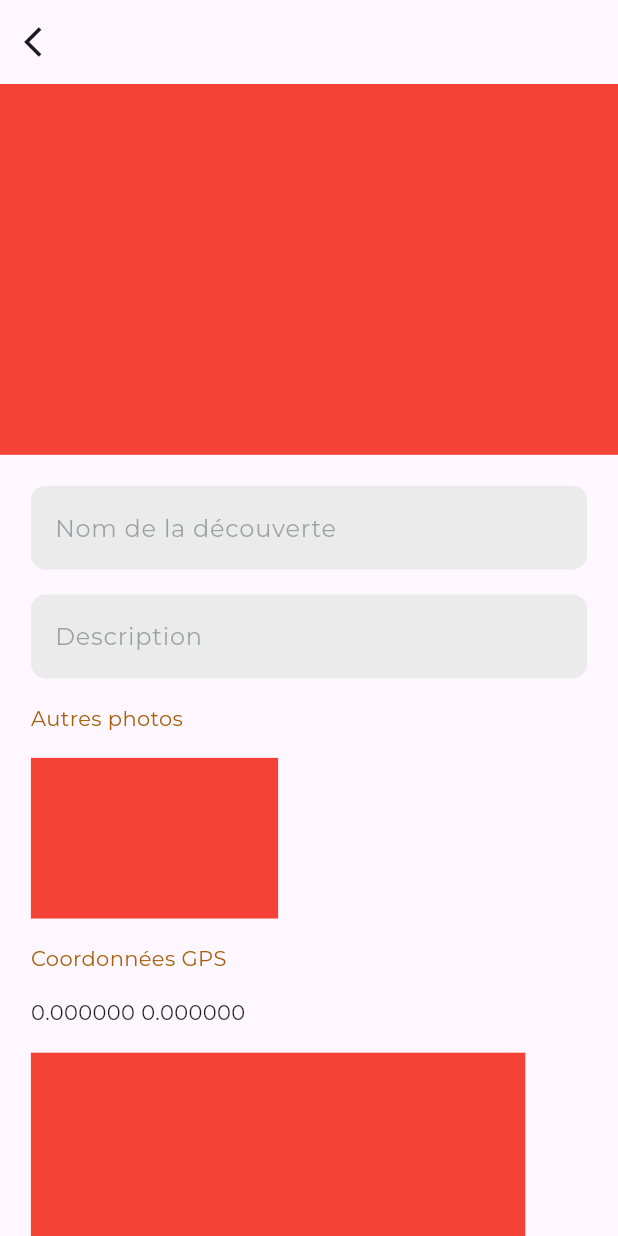
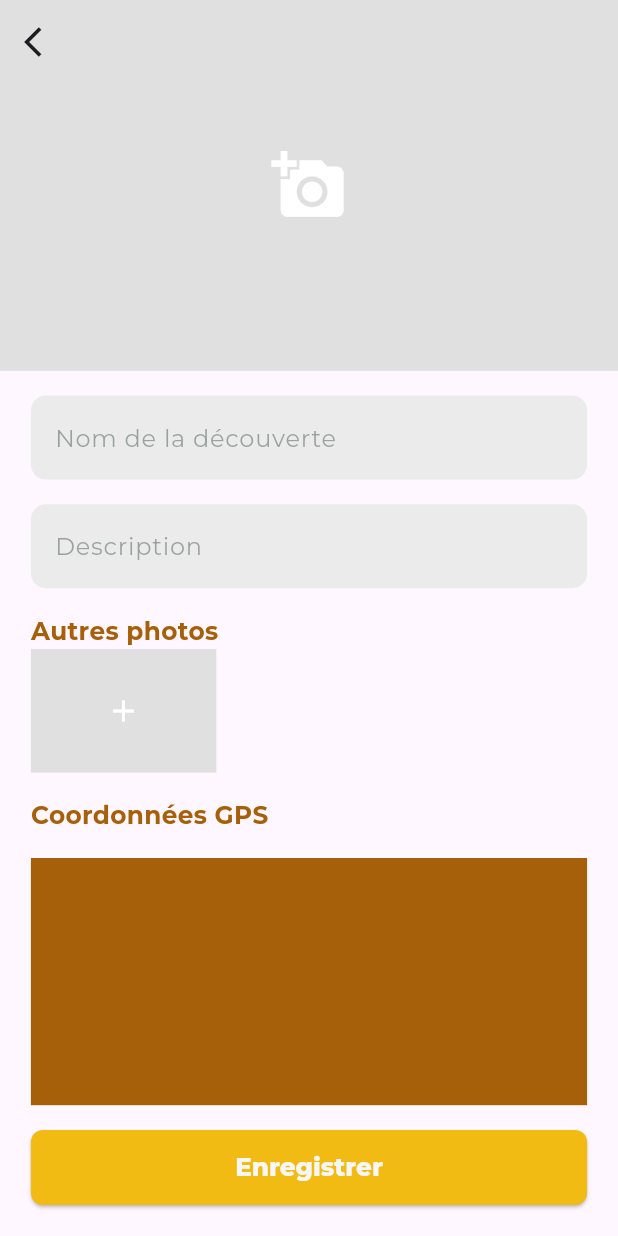
Before and after one commit to Adrizen89/SEEKER, a Flutter app: the MarkerDetailScreen screen opened directly with empty values, on a phone screen of 412 x 824 dp. Run offline on Flutter 3.47's test engine with Material 3 defaults, Android fonts, the phone set to English and light mode, and no system bars; our stand-ins replace cloud_firestore, firebase_auth, firebase_core, firebase_storage, flutter_map, geolocator and 3 more; accounts and stored records are empty.

Commit message:
Add function for add img and other img

```diff
--- a/seeker_app/lib/services/map/map_services.dart
+++ b/seeker_app/lib/services/map/map_services.dart
@@ -12,6 +12,7 @@ class MapService {
     required String title,
     required String description,
     required LatLng position,
+    required List<String> imgUrls,
   }) async {
     String? userId = FirebaseAuth.instance.currentUser?.uid;
     if (userId == null) throw Exception('Utilisateur non connecté');
@@ -23,6 +24,7 @@ class MapService {
       'latitude': position.latitude,
       'longitude': position.longitude,
       'timestamp': FieldValue.serverTimestamp(),
+      'imgUrls': imgUrls,
     });
   }
 
--- a/seeker_app/lib/views/map/marker_detail_screen.dart
+++ b/seeker_app/lib/views/map/marker_detail_screen.dart
@@ -1,10 +1,16 @@
 import 'package:flutter/material.dart';
+import 'package:image_picker/image_picker.dart';
 import 'package:seeker_app/constants/colors.dart';
 import 'package:seeker_app/constants/size.dart';
+import 'package:seeker_app/providers/user_data_provider.dart';
+import 'package:seeker_app/services/image_selector.dart';
 import 'package:seeker_app/services/map/map_services.dart';
 import 'package:seeker_app/widgets/custom_buttons.dart';
+import 'package:seeker_app/widgets/custom_text.dart';
 import 'package:seeker_app/widgets/custom_textfield.dart';
 import 'package:latlong2/latlong.dart';
+import 'dart:io';
+import 'package:provider/provider.dart';
 
 class MarkerDetailScreen extends StatefulWidget {
   final LatLng position;
@@ -18,26 +24,75 @@ class _MarkerDetailScreenState extends State<MarkerDetailScreen> {
   final TextEditingController _titleController = TextEditingController();
   final TextEditingController _descriptionController = TextEditingController();
   final MapService _mapService = MapService();
+  final ImageSelector _imageSelector = ImageSelector();
+  File? _image;
+  List<File> additionalImages = [];
+  final ImagePicker _picker = ImagePicker();
+
+  Future<void> _pickAndSetImage() async {
+    final XFile? selectedImage =
+        await _picker.pickImage(source: ImageSource.gallery);
+    if (selectedImage != null) {
+      setState(() {
+        _image = File(selectedImage.path);
+      });
+    }
+  }
+
+  Future<void> _pickAdditionalImage() async {
+    final XFile? selectedImage =
+        await _picker.pickImage(source: ImageSource.gallery);
+    if (selectedImage != null) {
+      setState(() {
+        additionalImages.add(File(selectedImage.path));
+      });
+    }
+  }
+
+  Future<String?> _uploadImage(File image) async {
+    String userId =
+        Provider.of<UserProvider>(context, listen: false).userProfile.uid;
+    String? imageUrl = await _imageSelector.uploadImage(image, userId);
+    return imageUrl;
+  }
 
   void _saveMarker() async {
+    if (_titleController.text.isEmpty || _descriptionController.text.isEmpty) {
+      ScaffoldMessenger.of(context).showSnackBar(SnackBar(
+          content: Text("Le titre et la description sont nécessaires.")));
+      return;
+    }
+
+    List<String> imgUrls = [];
+    if (_image != null) {
+      String? imageUrl = await _uploadImage(_image!);
+      if (imageUrl != null) imgUrls.add(imageUrl);
+    }
+
+    for (File image in additionalImages) {
+      String? imageUrl = await _uploadImage(image);
+      if (imageUrl != null) imgUrls.add(imageUrl);
+    }
+
     try {
       await _mapService.saveMarker(
           title: _titleController.text,
           description: _descriptionController.text,
           position: widget.position,
-      );
+          imgUrls: imgUrls);
       Navigator.pop(context);
     } catch (e) {
-      ScaffoldMessenger.of(context).showSnackBar(
-        SnackBar(content: Text(e.toString())),
-      );
+      ScaffoldMessenger.of(context)
+          .showSnackBar(SnackBar(content: Text(e.toString())));
     }
   }
 
   @override
   Widget build(BuildContext context) {
     return Scaffold(
+      extendBodyBehindAppBar: true,
       appBar: AppBar(
+        backgroundColor: Colors.transparent,
         elevation: 0,
         leading: IconButton(
             onPressed: () {
@@ -47,79 +102,102 @@ class _MarkerDetailScreenState extends State<MarkerDetailScreen> {
       ),
       body: SingleChildScrollView(
         child: Column(
-            mainAxisAlignment: MainAxisAlignment.spaceBetween,
+          crossAxisAlignment: CrossAxisAlignment.start,
           children: [
-              // Image
-              Container(
-                color: Colors.red,
-                width: SizeConfig.screenWidth * 1,
+            InkWell(
+              onTap: _pickAndSetImage,
+              child: Container(
                 height: SizeConfig.screenHeight * 0.3,
+                width: double.infinity,
+                decoration: BoxDecoration(
+                  color: Colors.grey[300],
+                  image: _image != null
+                      ? DecorationImage(
+                          image: FileImage(_image!),
+                          fit: BoxFit.cover,
+                        )
+                      : null,
+                ),
+                child: _image == null
+                    ? Icon(Icons.add_a_photo, size: 50, color: Colors.white)
+                    : SizedBox(),
+              ),
             ),
             Padding(
-                padding: EdgeInsets.all(SizeConfig.customPadding()),
+              padding: EdgeInsets.only(
+                  right: SizeConfig.customPadding(),
+                  left: SizeConfig.customPadding()),
               child: Column(
                 crossAxisAlignment: CrossAxisAlignment.start,
                 children: [
-                    // Titre
+                  SizedBox(height: SizeConfig.customSizeBox()),
                   CustomTextField(
                     hintText: 'Nom de la découverte',
+                    controller: _titleController,
+                  ),
+                  SizedBox(height: SizeConfig.customSizeBox()),
+                  CustomTextField(
+                    hintText: 'Description',
+                    controller: _descriptionController,
+                  ),
+                  SizedBox(height: SizeConfig.customSizeBox()),
+                  CustomTitle(
+                    title: 'Autres photos',
+                    color: ColorSelect.lastColor,
+                    fontsize: SizeConfig.screenWidth * 0.04,
                   ),
                   SizedBox(
-                      height: SizeConfig.customSizeBox(),
+                    height: SizeConfig.screenHeight * 0.1,
+                    child: ListView.builder(
+                      scrollDirection: Axis.horizontal,
+                      itemCount: additionalImages.length +
+                          1, // Add one for the add button
+                      itemBuilder: (context, index) {
+                        if (index == additionalImages.length) {
+                          // This is the add button
+                          return GestureDetector(
+                            onTap: _pickAdditionalImage,
+                            child: Container(
+                              width: SizeConfig.screenWidth * 0.3,
+                              decoration: BoxDecoration(
+                                color: Colors.grey[300],
                               ),
-                    // Description
-                    CustomTextField(
-                      hintText: 'Description',
+                              child: Icon(Icons.add, color: Colors.white),
                             ),
-                    SizedBox(
-                      height: SizeConfig.customSizeBox(),
+                          );
+                        } else {
+                          // This is one of the images
+                          return Padding(
+                            padding: const EdgeInsets.only(right: 10.0),
+                            child: Image.file(additionalImages[index],
+                                width: SizeConfig.screenWidth * 0.3,
+                                height: SizeConfig.screenHeight * 0.3),
+                          );
+                        }
+                      },
                     ),
-                    // Autres photos
-                    Text(
-                      'Autres photos',
-                      style: TextStyle(color: ColorSelect.lastColor),
                   ),
-                    SizedBox(
-                      height: SizeConfig.customSizeBox(),
+                  SizedBox(height: SizeConfig.customSizeBox()),
+                  CustomTitle(
+                    title: 'Coordonnées GPS',
+                    color: ColorSelect.lastColor,
+                    fontsize: SizeConfig.screenWidth * 0.04,
                   ),
+                  SizedBox(height: SizeConfig.customSizeBox()),
                   Container(
-                      width: SizeConfig.screenWidth * 0.4,
-                      height: SizeConfig.screenHeight * 0.13,
-                      color: Colors.red,
+                    height: SizeConfig.screenHeight * 0.2,
+                    width: SizeConfig.screenWidth * 1,
+                    color: ColorSelect.lastColor,
                   ),
-                    SizedBox(
-                      height: SizeConfig.customSizeBox(),
-                    ),
-                    // Coordonnées GPS
-                    Text(
-                      'Coordonnées GPS',
-                      style: TextStyle(color: ColorSelect.lastColor),
-                    ),
-                    SizedBox(
-                      height: SizeConfig.customSizeBox(),
-                    ),
-                    Text(
-                        '${widget.position.latitude.toStringAsFixed(6)} ${widget.position.longitude.toStringAsFixed(6)}'),
-
-                    SizedBox(
-                      height: SizeConfig.customSizeBox(),
-                    ),
-                    // Map
-                    Container(
-                      width: SizeConfig.screenWidth * 0.8,
-                      height: SizeConfig.screenHeight * 0.2,
-                      color: Colors.red,
-                    ),
-                    SizedBox(
-                      height: SizeConfig.customSizeBox(),
-                    ),
+                  SizedBox(height: SizeConfig.customSizeBox()),
                   CustomButtonSecondary(
-                        text: 'Ajouter', onPressed: _saveMarker),
+                      text: 'Enregistrer', onPressed: _saveMarker),
                 ],
               ),
             )
           ],
         ),
-        ));
+      ),
+    );
   }
 }
```
Also changed, not shown: seeker_app/lib/services/image_selector.dart (+17 -0 lines). Lines whose indentation alone changed are shown as unchanged.
